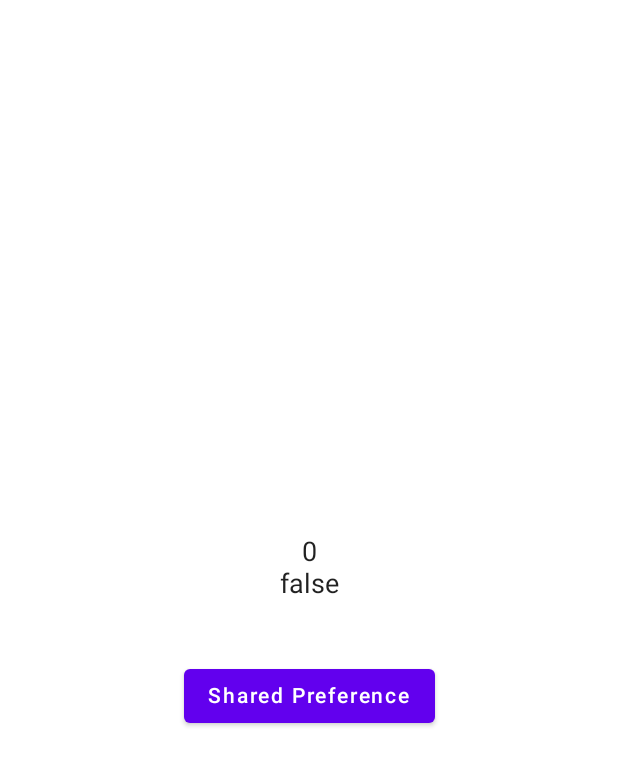
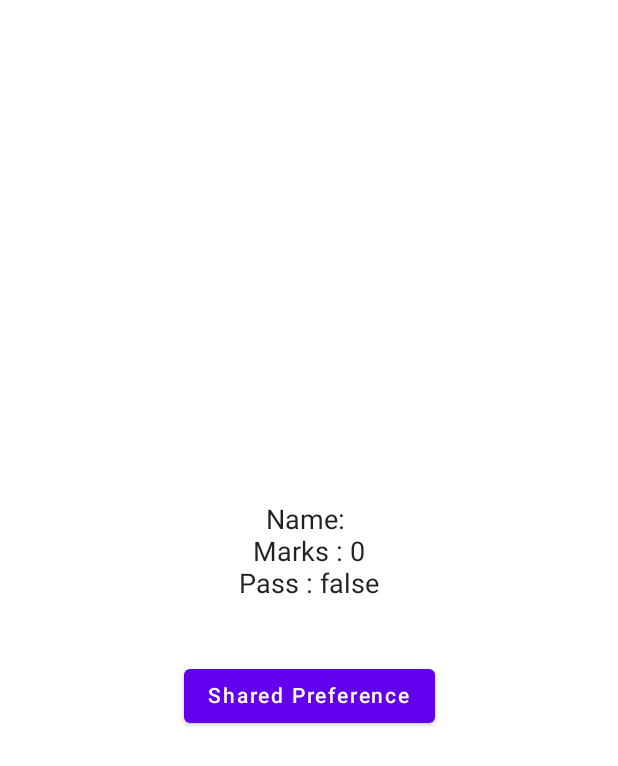
Before and after one commit to monikacr4/DataStore, an Android app built with Jetpack Compose: the screen it shows after launch (DataStoreActivity), after a tap on "Datastore", on a phone screen of 412 x 824 dp. Shown: the top 766 px of the screen. Run offline under Robolectric (Android 15) with nearby library versions, the phone set to English and light mode, and no system bars; 1 statement that could not run was skipped.

```diff
--- a/app/src/main/java/com/lilly/datastore/model/Student.kt
+++ b/app/src/main/java/com/lilly/datastore/model/Student.kt
@@ -2,5 +2,6 @@ package com.lilly.datastore.model
 
 data class Student(
     val name: String?,
-    val marks: Int
+    val marks: Int,
+    val status: Boolean
     )
--- a/app/src/main/java/com/lilly/datastore/view/DataStoreActivity.kt
+++ b/app/src/main/java/com/lilly/datastore/view/DataStoreActivity.kt
@@ -1,5 +1,6 @@
 package com.lilly.datastore.view
 
+import android.content.Context
 import android.content.Intent
 import android.content.SharedPreferences
 import android.os.Bundle
@@ -22,12 +23,19 @@ import androidx.compose.ui.platform.LocalContext
 import androidx.compose.ui.tooling.preview.Preview
 import androidx.compose.ui.unit.dp
 import androidx.compose.ui.unit.sp
+import com.lilly.datastore.model.Student
 import com.lilly.datastore.pref.StudentPrefImpl
 import com.lilly.datastore.view.ui.theme.DataStoreTheme
+import com.lilly.datastore.viewmodel.PreferenceVM
 
 class DataStoreActivity : ComponentActivity() {
+    private lateinit var sharedPreferences: SharedPreferences
+    companion object {
+        private const val SHARED_PREF = "my-pref"
+    }
     override fun onCreate(savedInstanceState: Bundle?) {
         super.onCreate(savedInstanceState)
+        sharedPreferences = getSharedPreferences(SHARED_PREF, Context.MODE_PRIVATE)
         setContent {
             DataStoreTheme {
                 // A surface container using the 'background' color from the theme
@@ -35,7 +43,7 @@ class DataStoreActivity : ComponentActivity() {
                     modifier = Modifier.fillMaxSize(),
                     color = MaterialTheme.colors.background
                 ) {
-                    GetName()
+                    DataStoreStudent()
                 }
             }
         }
@@ -43,7 +51,7 @@ class DataStoreActivity : ComponentActivity() {
 }
 
 @Composable
-fun GetName() {
+fun DataStoreStudent() {
     val context = LocalContext.current
     val dataStore = StudentPrefImpl(context)
     val getName = dataStore.nameFlow.collectAsState(initial = "")
@@ -51,9 +59,9 @@ fun GetName() {
     val getStatus = dataStore.statusFlow.collectAsState(initial = false)
     Column(horizontalAlignment = Alignment.CenterHorizontally,
     verticalArrangement = Arrangement.Center) {
-        Text(text = getName.value, fontSize = 18.sp)
-        Text(text = getMarks.value.toString(), fontSize = 18.sp)
-        Text(text = getStatus.value.toString(), fontSize = 18.sp)
+        Text(text = "Name: ${getName.value}", fontSize = 18.sp)
+        Text(text = "Marks : ${getMarks.value}", fontSize = 18.sp)
+        Text(text = "Pass : ${getStatus.value}", fontSize = 18.sp)
         Spacer(modifier = Modifier.padding(20.dp))
         Button(onClick = {
             context.startActivity(Intent(context, SharedPreferenceActivity::class.java))
@@ -64,10 +72,20 @@ fun GetName() {
     }
 }
 
+@Composable
+fun PreferenceSaveInRepo(preferenceVM: PreferenceVM){
+    val context = LocalContext.current
+    val dataStore = StudentPrefImpl(context)
+    val getName = dataStore.nameFlow.collectAsState(initial = "")
+    val getMarks = dataStore.marksFlow.collectAsState(initial = 0)
+    val getStatus = dataStore.statusFlow.collectAsState(initial = false)
+    preferenceVM.saveDetails(student = Student(name = getName.value, marks = getMarks.value, status = getStatus.value))
+}
+
 @Preview(showBackground = true)
 @Composable
 fun DefaultPreview3() {
     DataStoreTheme {
-        GetName()
+        DataStoreStudent()
     }
 }
--- a/app/src/main/java/com/lilly/datastore/view/MainActivity.kt
+++ b/app/src/main/java/com/lilly/datastore/view/MainActivity.kt
@@ -18,6 +18,7 @@ import androidx.compose.material.Button
 import androidx.compose.material.MaterialTheme
 import androidx.compose.material.OutlinedTextField
 import androidx.compose.material.Surface
+import androidx.compose.material.Switch
 import androidx.compose.material.Text
 import androidx.compose.runtime.Composable
 import androidx.compose.runtime.remember
@@ -79,6 +80,12 @@ fun DataInput(mainVM: MainVM){
                 )
             )
         }
+        Spacer(modifier = Modifier.height(26.dp))
+        Row(horizontalArrangement = Arrangement.Center,
+        verticalAlignment = Alignment.CenterVertically) {
+            Switch(checked = mainVM.status, onCheckedChange = { mainVM.status = it })
+            Text(text = "Pass: ${mainVM.status}")
+        }
         Spacer(modifier = Modifier.height(30.dp))
         Button(
             onClick = {
```
Also changed, not shown: app/src/main/java/com/lilly/datastore/repository/PreferenceRepo.kt (+12 -9 lines), app/src/main/java/com/lilly/datastore/view/SharedPreferenceActivity.kt (+20 -12 lines), app/src/main/java/com/lilly/datastore/viewmodel/PreferenceVM.kt (+4 -4 lines).
